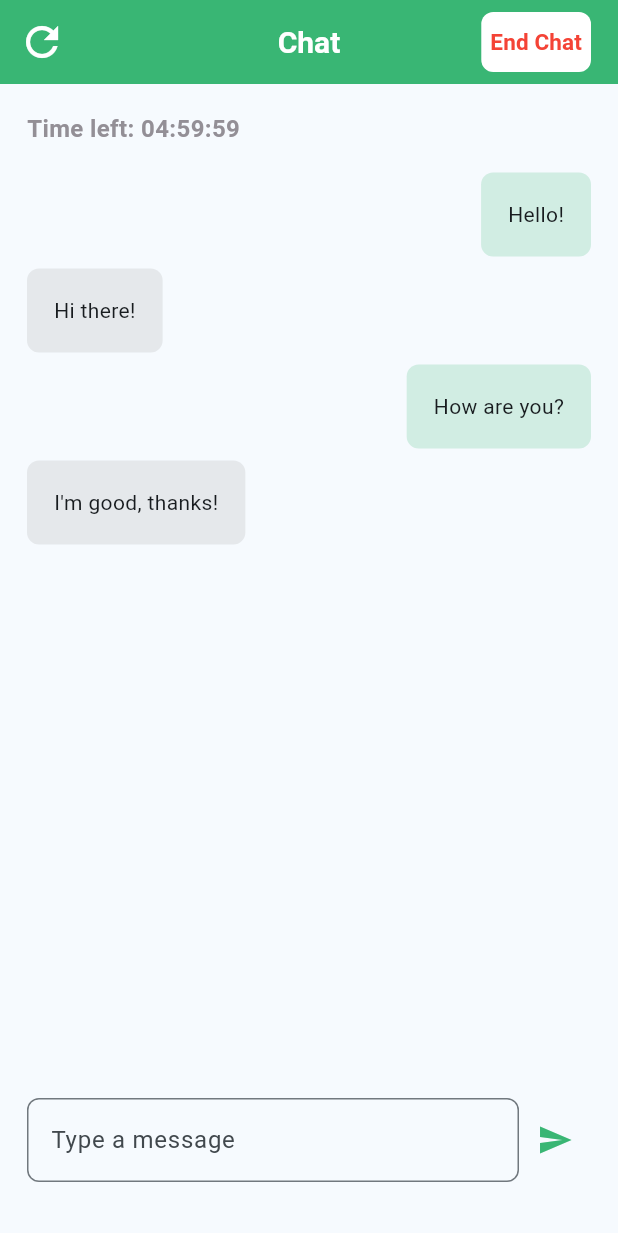
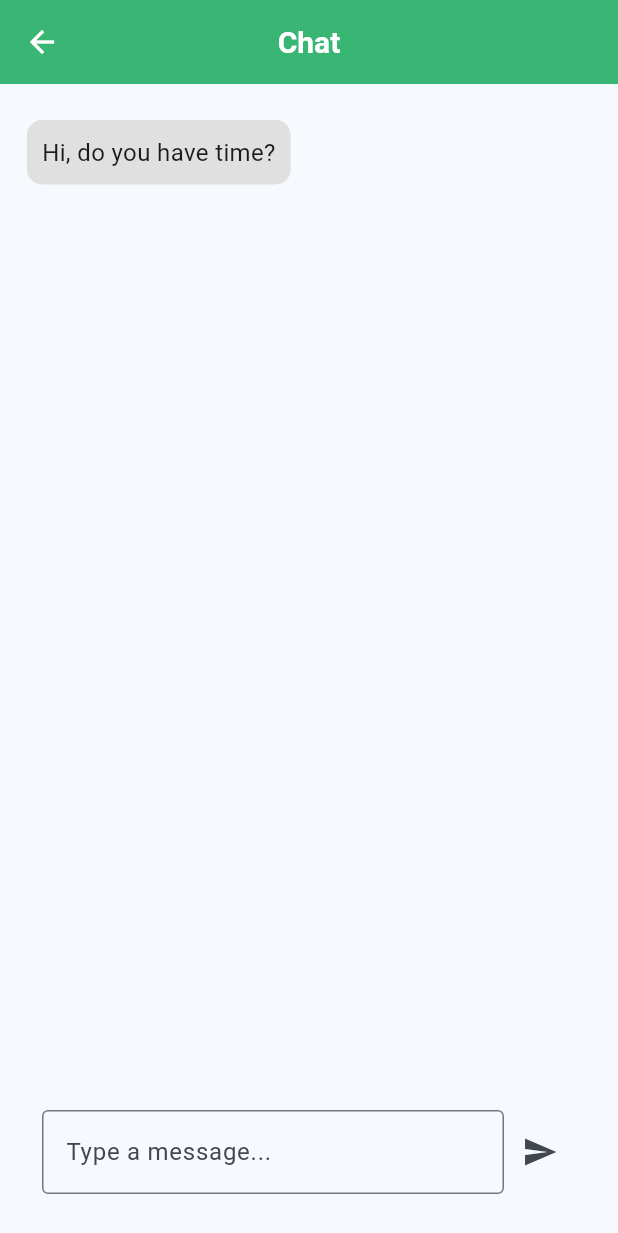
Before and after one commit to shayanmomeni/Custom_chatbot, a Flutter app: the ChatScreen screen opened by its route, on a phone screen of 412 x 824 dp. Shown: the top 1233 px of the screen. Run offline on Flutter 3.47's test engine with Material 3 defaults, Android fonts, the light colour scheme and no system bars; drawn by our look-alikes of overlay_support; our stand-ins replace gap, get, get_storage; accounts and stored records are empty.

Commit message:
integration Chat to BE - Update UI - add android/ios permission

```diff
--- a/lib/app_repo.dart
+++ b/lib/app_repo.dart
@@ -24,6 +24,7 @@ class AppRepo {
   bool networkConnectivity = true;
   RxList<int> networkConnectivityStream = RxList<int>([]);
 
+
   final CustomSnackbar customSnackbar = CustomSnackbar(
     label: '',
     text: '',
@@ -32,6 +33,7 @@ class AppRepo {
   // External Resources
   String? jwtToken;
   User? user;
+
 
   Future<void> getAllChats() async {
     // AppRepo().cards.clear();
--- a/lib/core/constants/config.dart
+++ b/lib/core/constants/config.dart
@@ -9,7 +9,8 @@ class AppConfig {
   factory AppConfig() => _singleton;
   AppConfig._internal();
 
-  String get baseURL => "http://127.0.0.1:8000/api/v1";
+  // String get baseURL => "http://127.0.0.1:8000/api/v1";
+  String get baseURL => "http://192.168.0.7:8888";
 
   final routes = AppRoutes();
   final dimens = Dimens();
--- a/lib/features/chat/domain/chat_repo.dart
+++ b/lib/features/chat/domain/chat_repo.dart
@@ -1,3 +1,3 @@
 abstract class ChatRepository {
-
+  Future<dynamic> sendMessage(String message, String userId);
 }
--- a/lib/features/chat/presentation/chat_screen.dart
+++ b/lib/features/chat/presentation/chat_screen.dart
@@ -1,9 +1,6 @@
-import 'package:decent_chatbot/app_repo.dart';
 import 'package:decent_chatbot/core/constants/config.dart';
 import 'package:flutter/material.dart';
-import 'package:gap/gap.dart';
 import 'package:get/get.dart';
-
 import 'controller/chat_controller.dart';
 
 class ChatScreen extends GetView<ChatController> {
@@ -11,165 +8,79 @@ class ChatScreen extends GetView<ChatController> {
 
   @override
   Widget build(BuildContext context) {
+    final TextEditingController textController = TextEditingController();
+
     return Scaffold(
       appBar: AppBar(
-        title: Text('Chat'),
-        leading: IconButton(
-          icon: Icon(
-            Icons.refresh,
-            size: 32,
-          ),
-          onPressed: () {
-            AppRepo().showCustomAlertDialog(
-                title: 'Refresh Chat',
-                content:
-                    'If you refresh the chat, all the messages will be lost and not submited.\nAre you sure you want to refresh the chat?',
-                buttonText: 'Yes!',
-                onPressed: () => controller.refreshChat(),
-                outlinedButtonBorderColor: Colors.black,
-                outlinedButtonColor: Colors.white,
-                outlinedButtonText: 'Cancel',
-                outlinedButtonTextStyle: TextStyle(
-                  color: Colors.black,
-                  fontSize: 15,
-                  fontWeight: FontWeight.w600,
-                ),
-                outlinedButtonOnPressed: () => Get.back(),
-                buttonColor: Colors.red,
-                buttonTextStyle: TextStyle(
-                  color: Colors.white,
-                  fontSize: 15,
-                  fontWeight: FontWeight.w700,
-                ));
-          },
-        ),
-        actions: [
-          TextButton(
-              onPressed: () {
-                AppRepo().showCustomAlertDialog(
-                    title: 'End Chat',
-                    content:
-                        'If you end the chat, all the messages will be submitted and a new chat will be started.\nAre you sure you want to end the chat?',
-                    buttonText: 'Yes!',
-                    onPressed: () => controller.endChat(),
-                    outlinedButtonBorderColor: Colors.black,
-                    outlinedButtonColor: Colors.white,
-                    outlinedButtonText: 'Cancel',
-                    outlinedButtonTextStyle: TextStyle(
-                      color: Colors.black,
-                      fontSize: 15,
-                      fontWeight: FontWeight.w600,
-                    ),
-                    outlinedButtonOnPressed: () => Get.back(),
-                    buttonColor: Colors.red,
-                    buttonTextStyle: TextStyle(
-                      color: Colors.white,
-                      fontSize: 15,
-                      fontWeight: FontWeight.w700,
-                    ));
-              },
-              style: TextButton.styleFrom(
-                backgroundColor: Colors.white,
-                padding: EdgeInsets.symmetric(horizontal: 6),
-                shape: RoundedRectangleBorder(
-                  borderRadius: BorderRadius.circular(8),
-                ),
-              ),
-              child: Text(
-                'End Chat',
-                style: TextStyle(
-                  color: Colors.red,
-                  fontSize: 15,
-                  fontWeight: FontWeight.w600,
-                ),
-              )).paddingOnly(right: AppConfig().dimens.medium),
-        ],
+        title: const Text('Chat'),
       ),
       body: Column(
-        crossAxisAlignment: CrossAxisAlignment.start,
         children: [
-          Obx(
-            () {
-              final hours = (controller.timeLeft.value ~/ 3600)
-                  .toString()
-                  .padLeft(2, '0');
-              final minutes = ((controller.timeLeft.value % 3600) ~/ 60)
-                  .toString()
-                  .padLeft(2, '0');
-              final seconds =
-                  (controller.timeLeft.value % 60).toString().padLeft(2, '0');
-              return Text(
-                'Time left: $hours:$minutes:$seconds',
-                style: TextStyle(
-                  color: AppConfig().colors.txtBodyColor,
-                  fontSize: 16,
-                  fontWeight: FontWeight.w700,
-                ),
-              );
-            },
-          ),
-          Gap(AppConfig().dimens.medium),
           Expanded(
             child: Obx(
-              () => ListView.separated(
+              () => ListView.builder(
+                physics: const BouncingScrollPhysics(),
                 itemCount: controller.messages.length,
                 itemBuilder: (context, index) {
                   final message = controller.messages[index];
-                  final isSentByUser = message.isSentByUser;
+                  final alignment = message.isSentByUser
+                      ? Alignment.centerRight
+                      : Alignment.centerLeft;
+                  final color = message.isSentByUser
+                      ? Colors.green[100]
+                      : Colors.grey[300];
+
                   return Align(
-                    alignment: isSentByUser
-                        ? Alignment.centerRight
-                        : Alignment.centerLeft,
+                    alignment: alignment,
                     child: Container(
+                      padding: const EdgeInsets.all(10),
+                      margin: const EdgeInsets.symmetric(vertical: 6),
                       decoration: BoxDecoration(
-                        color: isSentByUser
-                            ? AppConfig().colors.primaryColor.withAlpha(50)
-                            : Colors.grey.withAlpha(50),
-                        borderRadius: BorderRadius.circular(8.0),
+                        color: color,
+                        borderRadius: BorderRadius.circular(10),
                       ),
-                      child: Text(message.text)
-                          .paddingAll(AppConfig().dimens.medium),
+                      child: Text(message.text,
+                          style: const TextStyle(fontSize: 16)),
                     ),
                   );
                 },
-                separatorBuilder: (context, index) =>
-                    Gap(AppConfig().dimens.small),
               ),
             ),
           ),
-          Row(
-            children: [
-              Expanded(
-                child: TextField(
-                  // controller: controller.messageController,
-                  decoration: InputDecoration(
-                    hintText: 'Type a message',
-                    border: OutlineInputBorder(
-                      borderRadius: BorderRadius.circular(8.0),
-                      borderSide: BorderSide(
-                        color: Colors.grey,
-                      ),
-                    ),
-                    focusedBorder: OutlineInputBorder(
-                      borderRadius: BorderRadius.circular(8.0),
-                      borderSide: BorderSide(
-                        color: AppConfig().colors.primaryColor,
-                        width: 1.7,
+          Obx(
+            () => controller.isLoading.value
+                ? const CircularProgressIndicator()
+                : const SizedBox.shrink(),
+          ),
+          Padding(
+            padding: const EdgeInsets.all(10),
+            child: Row(
+              children: [
+                Expanded(
+                  child: TextField(
+                    controller: textController,
+                    decoration: const InputDecoration(
+                      hintText: 'Type a message...',
+                      border: OutlineInputBorder(),
+                      focusedBorder: OutlineInputBorder(
+                        borderSide: BorderSide(color: Colors.green, width: 2),
                       ),
                     ),
                   ),
                 ),
-              ),
-              IconButton(
-                icon: Icon(Icons.send),
-                color: AppConfig().colors.primaryColor,
-                onPressed: () {
-                  // controller.sendMessage();
-                },
-              ),
-            ],
+                IconButton(
+                  icon: const Icon(Icons.send),
+                  onPressed: () {
+                    final text = textController.text.trim();
+                    if (text.isNotEmpty) {
+                      controller.sendMessage(text, "12345"); // Pass the user ID
+                      textController.clear();
+                    }
+                  },
+                ),
+              ],
+            ),
           ),
-          Gap(AppConfig().dimens.medium),
         ],
       ).paddingAll(AppConfig().dimens.medium),
     );
--- a/lib/features/chat/presentation/controller/chat_controller.dart
+++ b/lib/features/chat/presentation/controller/chat_controller.dart
@@ -1,59 +1,41 @@
 import 'dart:async';
-
 import 'package:decent_chatbot/core/data/models/chat_model.dart';
 import 'package:get/get.dart';
-
 import '../../domain/chat_repo.dart';
 
 class ChatController extends GetxController {
   late ChatRepository repo;
 
-  var timeLeft = (5 * 60 * 60).obs;
-  Timer? _timer;
+  var messages = <Message>[].obs;
+  var isLoading = false.obs;
 
-  var messages = <Message>[
-    Message(text: "Hello!", isSentByUser: true),
-    Message(text: "Hi there!", isSentByUser: false),
-    Message(text: "How are you?", isSentByUser: true),
-    Message(text: "I'm good, thanks!", isSentByUser: false),
-  ].obs;
-
-  ChatController({
-    required this.repo,
-  });
+  ChatController({required this.repo});
 
   @override
   void onInit() {
     super.onInit();
-    startTimer();
+    initializeChat();
   }
 
-  void startTimer() {
-    timeLeft.value = 5 * 60 * 60;
-    _timer = Timer.periodic(const Duration(seconds: 1), (timer) {
-      if (timeLeft.value > 0) {
-        timeLeft.value--;
-      } else {
-        timer.cancel();
-      }
-    });
+  void initializeChat() {
+    // Add the system's first message
+    messages.add(Message(text: "Hi, do you have time?", isSentByUser: false));
   }
 
-  void refreshChat() {
-    messages.clear();
-    startTimer();
-    Get.back();
-  }
+  Future<void> sendMessage(String text, String userId) async {
+    messages.add(Message(text: text, isSentByUser: true));
 
-  void endChat() {
-    messages.clear();
-    startTimer();
-    Get.back();
-  }
+    // Send user message to the backend
+    isLoading.value = true;
+    final response = await repo.sendMessage(text, userId);
+    isLoading.value = false;
 
-  @override
-  void onClose() {
-    _timer?.cancel();
-    super.onClose();
+    if (response != null && response['data'] != null) {
+      final reply = response['data']['openAIResponse'];
+      messages.add(Message(text: reply, isSentByUser: false));
+    } else {
+      messages.add(Message(
+          text: "Failed to process your message.", isSentByUser: false));
+    }
   }
 }
```
Also changed, not shown: lib/core/data/services/chat_service.dart (added, +18 -0 lines), lib/core/data/services/services_helper.dart (+195 -196 lines), lib/features/chat/data/repo/chat_repo_impl.dart (+9 -0 lines), lib/features/chat/presentation/binding/chat_binding.dart (+9 -4 lines), 2 other files.
